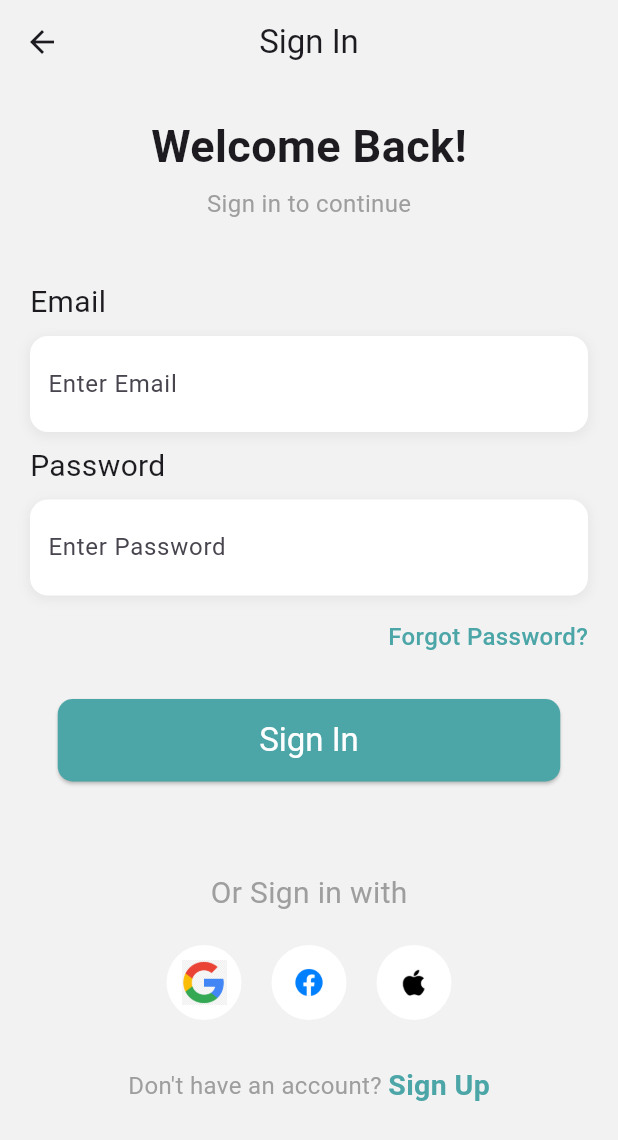
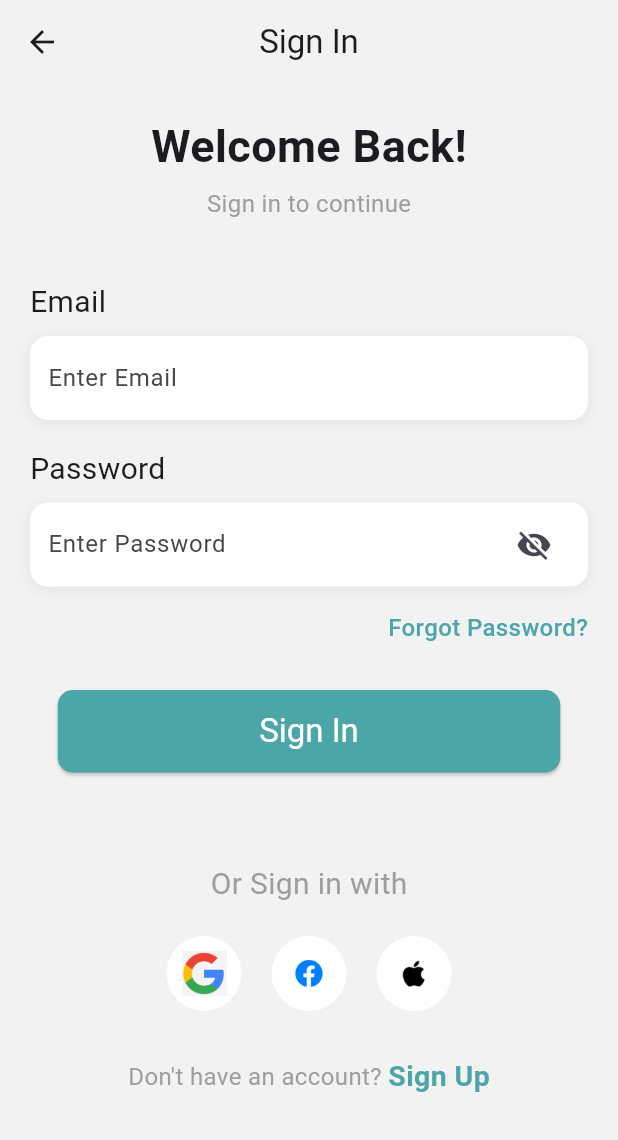
Before and after one commit to rajni2002491/foodify_app, a Flutter app: the screen it shows after launch, after a tap on "Lets Get Started", on a phone screen of 412 x 824 dp. Shown: the top 1140 px of the screen. Run offline on Flutter 3.47's test engine with Material 3 defaults, Android fonts, the phone set to English and light mode, and no system bars.

Commit message:
fix own widit to icon visiblity

```diff
--- a/lib/heading_textfield.dart
+++ b/lib/heading_textfield.dart
@@ -1,6 +1,6 @@
 import 'package:flutter/material.dart';
 
-class HeadingTextfield extends StatelessWidget {
+class HeadingTextfield extends StatefulWidget {
   final String heading;
 
   const HeadingTextfield({
@@ -9,14 +9,23 @@ class HeadingTextfield extends StatelessWidget {
   });
 
   @override
+  State<HeadingTextfield> createState() => _HeadingTextfieldState();
+}
+
+class _HeadingTextfieldState extends State<HeadingTextfield> {
+  bool _obscureText = true;
+
+  @override
   Widget build(BuildContext context) {
+final isPassword = widget.heading.toLowerCase().contains('password');
+
     return Column(
       crossAxisAlignment: CrossAxisAlignment.start,
       children: [
         Padding(
           padding: const EdgeInsets.symmetric(horizontal: 20),
           child: Text(
-            heading,
+            widget.heading,
             style: const TextStyle(fontSize: 20),
           ),
         ),
@@ -36,11 +45,26 @@ class HeadingTextfield extends StatelessWidget {
               ],
             ),
             child: Padding(
-              padding: const EdgeInsets.symmetric(horizontal: 12, vertical: 4),
+              padding: const EdgeInsets.symmetric(horizontal: 12),
               child: TextField(
+                obscureText: isPassword ? _obscureText : false,
                 decoration: InputDecoration(
-                  labelText: 'Enter $heading',
+                  labelText: 'Enter ${widget.heading}',
                   border: InputBorder.none,
+                  suffixIcon: isPassword
+                      ? IconButton(
+                          icon: Icon(
+                            _obscureText
+                                ? Icons.visibility_off
+                                : Icons.visibility,
+                          ),
+                          onPressed: () {
+                            setState(() {
+                              _obscureText = !_obscureText;
+                            });
+                          },
+                        )
+                      : null,
                 ),
               ),
             ),
--- a/lib/signin_screen.dart
+++ b/lib/signin_screen.dart
@@ -41,6 +41,7 @@ class _SignInScreenState extends State<SignInScreen> {
             ),
             const SizedBox(height: 40),
             HeadingTextfield(heading: 'Email'),
+            const SizedBox(height: 10),
             HeadingTextfield(heading: 'Password'),
             Padding(
               padding: const EdgeInsets.only(top: 8, right: 20),
```
